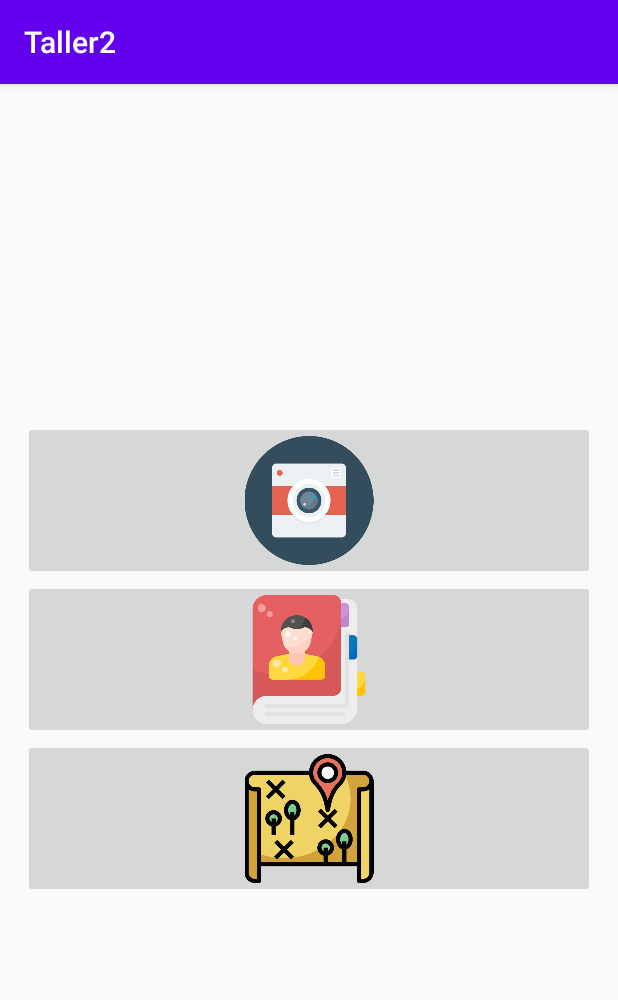
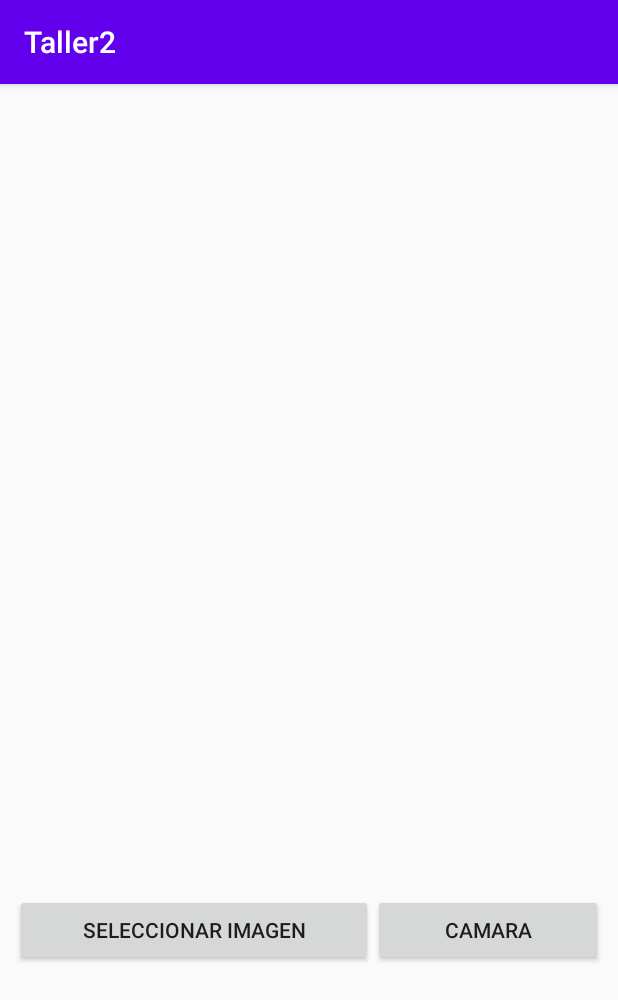
Before and after one commit to juanseleon1/Taller2, an Android app: the screen it shows after launch (MainActivity before the commit, ImageActivity after it), after a tap on an icon or button, on a phone screen of 412 x 824 dp. Shown: the top 1000 px of the screen. Run offline under Robolectric (Android 15) with nearby library versions, the light colour scheme and no system bars.

Commit message:
camera activity

```diff
--- a/app/src/main/java/com/leon/taller2/ContactsActivity.java
+++ b/app/src/main/java/com/leon/taller2/ContactsActivity.java
@@ -47,7 +47,6 @@ public class ContactsActivity extends AppCompatActivity {
                 Toast.makeText(context, just, Toast.LENGTH_LONG).show();
             }
             ActivityCompat.requestPermissions(context, new String[]{permission}, id);
-
         }
     }
 
--- /dev/null
+++ b/app/src/main/java/com/leon/taller2/ImageActivity.java
@@ -0,0 +1,124 @@
+package com.leon.taller2;
+
+import androidx.annotation.NonNull;
+import androidx.appcompat.app.AppCompatActivity;
+import androidx.core.app.ActivityCompat;
+import androidx.core.content.ContextCompat;
+
+import android.Manifest;
+import android.app.Activity;
+import android.content.Intent;
+import android.content.pm.PackageManager;
+import android.graphics.Bitmap;
+import android.graphics.BitmapFactory;
+import android.net.Uri;
+import android.os.Bundle;
+import android.provider.MediaStore;
+import android.view.View;
+import android.widget.Button;
+import android.widget.ImageView;
+import android.widget.Toast;
+
+import java.io.FileNotFoundException;
+import java.io.InputStream;
+
+public class ImageActivity extends AppCompatActivity {
+
+    Button camara;
+    ImageView imagen;
+    Button seleccion;
+    static final int REQUEST_IMAGE_CAPTURE = 1;
+    static final int IMAGE_PICKER_REQUEST = 2;
+
+    @Override
+    protected void onCreate(Bundle savedInstanceState) {
+        super.onCreate(savedInstanceState);
+        setContentView(R.layout.activity_image);
+
+        camara = findViewById(R.id.camara);
+        imagen = findViewById(R.id.image);
+        seleccion = findViewById(R.id.seleccion);
+
+        requestPermission(this, Manifest.permission.CAMERA, "Es necesario para acceder a la camara", permisos.PERMISSION_CAMERA.ordinal() );
+        requestPermission(this, Manifest.permission.READ_EXTERNAL_STORAGE, "Es necesario para acceder a imagenes", permisos.PERMISSION_READ_EXTERNAL_STORAGE.ordinal() );
+
+        camara.setOnClickListener(new View.OnClickListener() {
+            @Override
+            public void onClick(View v) {
+                if (ContextCompat.checkSelfPermission(ImageActivity.this, Manifest.permission.CAMERA) == PackageManager.PERMISSION_GRANTED)
+                {
+                    takePicture();
+                }
+            }
+        });
+
+        seleccion.setOnClickListener(new View.OnClickListener() {
+            @Override
+            public void onClick(View v) {
+                if (ContextCompat.checkSelfPermission(ImageActivity.this, Manifest.permission.CAMERA) == PackageManager.PERMISSION_GRANTED && ContextCompat.checkSelfPermission(ImageActivity.this, Manifest.permission.READ_EXTERNAL_STORAGE) == PackageManager.PERMISSION_GRANTED)
+                {
+                    chooseImage();
+                }
+            }
+        });
+    }
+
+    public void requestPermission(Activity context, String permission, String just, int id) {
+        if (ContextCompat.checkSelfPermission(context, permission) != PackageManager.PERMISSION_GRANTED) {
+            if (ActivityCompat.shouldShowRequestPermissionRationale(context, permission)) {
+                Toast.makeText(context, just, Toast.LENGTH_LONG).show();
+            }
+            ActivityCompat.requestPermissions(context, new String[]{permission}, id);
+        }
+    }
+
+    @Override
+    public void onRequestPermissionsResult(int requestCode, @NonNull  String[] permissions, @NonNull int[] grantResults) {
+        if(permisos.PERMISSION_CAMERA.ordinal() == requestCode){
+            takePicture();
+        }
+
+        if(permisos.PERMISSION_READ_EXTERNAL_STORAGE.ordinal() == requestCode){
+            chooseImage();
+        }
+    }
+
+    private void takePicture() {
+        Intent takePictureIntent = new Intent(MediaStore.ACTION_IMAGE_CAPTURE);
+        if (takePictureIntent.resolveActivity(getPackageManager()) != null) {
+            startActivityForResult(takePictureIntent, REQUEST_IMAGE_CAPTURE);
+        }
+    }
+
+    private void chooseImage(){
+        Intent pickImage = new Intent(Intent.ACTION_PICK);
+        pickImage.setType("image/*");
+        startActivityForResult(pickImage, IMAGE_PICKER_REQUEST);
+    }
+
+    protected void onActivityResult(int requestCode, int resultCode, Intent data) {
+        super.onActivityResult(requestCode, resultCode, data);
+        switch(requestCode) {
+            case IMAGE_PICKER_REQUEST:
+                if(resultCode == RESULT_OK){
+                    try {
+                        final Uri imageUri = data.getData();
+                        final InputStream imageStream = getContentResolver().openInputStream(imageUri);
+                        final Bitmap selectedImage = BitmapFactory.decodeStream(imageStream);
+                        imagen.setImageBitmap(selectedImage);
+                    } catch (FileNotFoundException e) {
+                        e.printStackTrace();
+                    }
+                }
+
+            case REQUEST_IMAGE_CAPTURE:
+            {
+                if(resultCode == RESULT_OK){
+                    Bundle extras = data.getExtras();
+                    Bitmap imageBitmap = (Bitmap) extras.get("data");
+                    imagen.setImageBitmap(imageBitmap);
+                }
+            }
+        }
+    }
+}
--- a/app/src/main/java/com/leon/taller2/MainActivity.java
+++ b/app/src/main/java/com/leon/taller2/MainActivity.java
@@ -20,7 +20,7 @@ public class MainActivity extends AppCompatActivity {
         camera.setOnClickListener(new View.OnClickListener() {
             @Override
             public void onClick(View v) {
-                Intent i= new Intent(v.getContext(),CamaraActivity.class);
+                Intent i= new Intent(v.getContext(),ImageActivity.class);
                 startActivity(i);
             }
         });
--- a/app/src/main/java/com/leon/taller2/permisos.java
+++ b/app/src/main/java/com/leon/taller2/permisos.java
@@ -2,4 +2,6 @@ package com.leon.taller2;
 
 public enum permisos {
     PERMISSION_CONTACTS_ID,
+    PERMISSION_CAMERA,
+    PERMISSION_READ_EXTERNAL_STORAGE;
 }
--- /dev/null
+++ b/app/src/main/res/layout/activity_image.xml
@@ -0,0 +1,49 @@
+<?xml version="1.0" encoding="utf-8"?>
+<androidx.constraintlayout.widget.ConstraintLayout xmlns:android="http://schemas.android.com/apk/res/android"
+    xmlns:app="http://schemas.android.com/apk/res-auto"
+    xmlns:tools="http://schemas.android.com/tools"
+    android:layout_width="match_parent"
+    android:layout_height="match_parent"
+    tools:context=".ImageActivity">
+
+    <ImageView
+        android:id="@+id/image"
+        android:layout_width="250dp"
+        android:layout_height="250dp"
+        android:layout_marginTop="132dp"
+        app:layout_constraintEnd_toEndOf="parent"
+        app:layout_constraintHorizontal_bias="0.497"
+        app:layout_constraintStart_toStartOf="parent"
+        app:layout_constraintTop_toTopOf="parent" />
+
+    <LinearLayout
+        android:layout_width="match_parent"
+        android:layout_height="wrap_content"
+        android:orientation="horizontal"
+        android:padding="10dp"
+        app:layout_constraintBottom_toBottomOf="parent"
+        app:layout_constraintStart_toStartOf="parent"
+        app:layout_constraintTop_toBottomOf="@+id/image"
+        app:layout_constraintVertical_bias="0.465">
+
+        <Button
+            android:id="@+id/seleccion"
+            android:layout_width="wrap_content"
+            android:layout_height="wrap_content"
+            android:layout_weight="1"
+            android:text="Seleccionar Imagen"
+            tools:layout_editor_absoluteX="0dp"
+            tools:layout_editor_absoluteY="194dp" />
+
+        <Button
+            android:id="@+id/camara"
+            android:layout_width="wrap_content"
+            android:layout_height="wrap_content"
+            android:layout_weight="1"
+            android:text="Camara"
+            tools:layout_editor_absoluteX="232dp"
+            tools:layout_editor_absoluteY="204dp" />
+
+    </LinearLayout>
+
+</androidx.constraintlayout.widget.ConstraintLayout>
```
Also changed, not shown: app/src/main/AndroidManifest.xml (+8 -3 lines).
